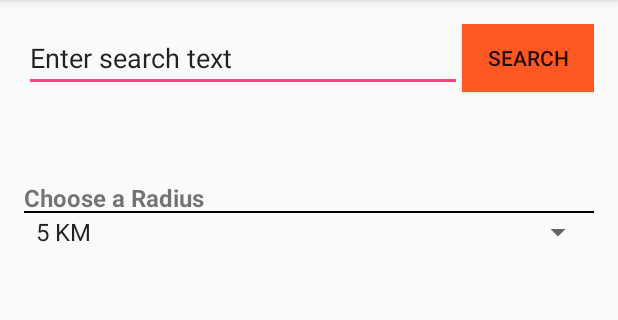
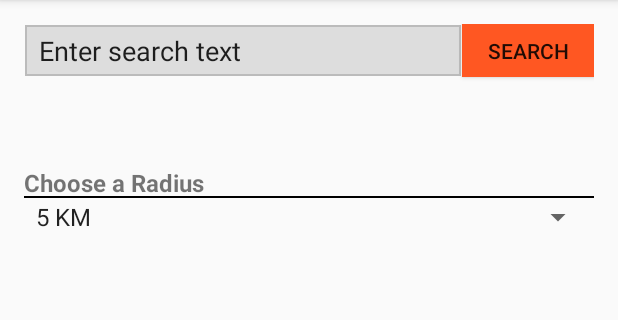
Before and after one commit to Favna/KB-50.10-Repo, an Android app: the screen it shows after launch (SearchActivity), on a phone screen of 412 x 824 dp, the part 84-404 px from its top. Run offline under Robolectric (Android 15) with nearby library versions, the phone set to English and light mode, and no system bars.

Commit message:
Core/Markup: Style some Activities & removed a bug

```diff
--- a/WorkSurge/app/src/main/java/com/example/method/worksurge/ListFragment.java
+++ b/WorkSurge/app/src/main/java/com/example/method/worksurge/ListFragment.java
@@ -78,13 +78,13 @@ public class ListFragment extends Fragment {
                 @Override
                 public void onItemClick(AdapterView<?> parent, View view,
                                         int position, long id) {
-                    parent.getChildAt(position).setBackgroundColor(
+                    /*parent.getChildAt(position).setBackgroundColor(
                             Color.parseColor("#A9BCF5"));
 
                     if (save != -1 && save != position) {
                         parent.getChildAt(save).setBackgroundColor(
                                 Color.parseColor("#d6e6ff"));
-                    }
+                    }*/
 
                     save = position;
 
--- /dev/null
+++ b/WorkSurge/app/src/main/res/drawable/text_box.xml
@@ -0,0 +1,14 @@
+<?xml version="1.0" encoding="utf-8"?>
+<layer-list xmlns:android="http://schemas.android.com/apk/res/android" >
+    <item
+        android:bottom="1dp"
+        android:top="1dp"
+        android:left="1dp"
+        android:right="1dp">
+        <shape
+            android:shape="rectangle">
+            <stroke android:width="1dp" android:color="#bbb" />
+            <solid android:color="#ddd" />
+        </shape>
+    </item>
+</layer-list>
--- a/WorkSurge/app/src/main/res/layout/activity_detail.xml
+++ b/WorkSurge/app/src/main/res/layout/activity_detail.xml
@@ -30,6 +30,8 @@
         android:layout_width="fill_parent"
         android:layout_height="wrap_content"
         android:layout_marginTop="30dp"
+        android:layout_marginLeft="10dp"
+        android:layout_marginRight="5dp"
         android:text="@string/txt_undertitle"
         android:id="@+id/txtCustomUndertitle"
         />
@@ -38,6 +40,8 @@
         android:layout_width="fill_parent"
         android:layout_height="wrap_content"
         android:layout_marginTop="15dp"
+        android:layout_marginLeft="10dp"
+        android:layout_marginRight="5dp"
         android:text="@string/txt_details"
         android:id="@+id/txtCustomDetails"
         />
--- a/WorkSurge/app/src/main/res/layout/content_search.xml
+++ b/WorkSurge/app/src/main/res/layout/content_search.xml
@@ -32,11 +32,13 @@
 
     <EditText
         android:layout_width="wrap_content"
-        android:layout_height="wrap_content"
+        android:layout_height="35dp"
         android:id="@+id/txtSearch"
+        android:paddingLeft="10dp"
         android:layout_alignParentTop="true"
         android:layout_alignParentLeft="true"
         android:layout_alignParentStart="true"
+        android:background="@drawable/text_box"
         android:text="@string/txtSearchBox"
         android:inputType="text"
         android:layout_toLeftOf="@+id/btnSearch"
--- a/WorkSurge/app/src/main/res/layout/fragment_list.xml
+++ b/WorkSurge/app/src/main/res/layout/fragment_list.xml
@@ -11,6 +11,8 @@
         android:layout_height="wrap_content"
         android:id="@+id/liv_vacancies"
         android:layout_gravity="left|top"
+        android:background="@drawable/gradient_default"
         android:choiceMode="singleChoice"
         android:smoothScrollbar="false" />
+
 </FrameLayout>
```
Also changed, not shown: WorkSurge/app/src/main/res/drawable/gradient_default.xml (added, +9 -0 lines).
